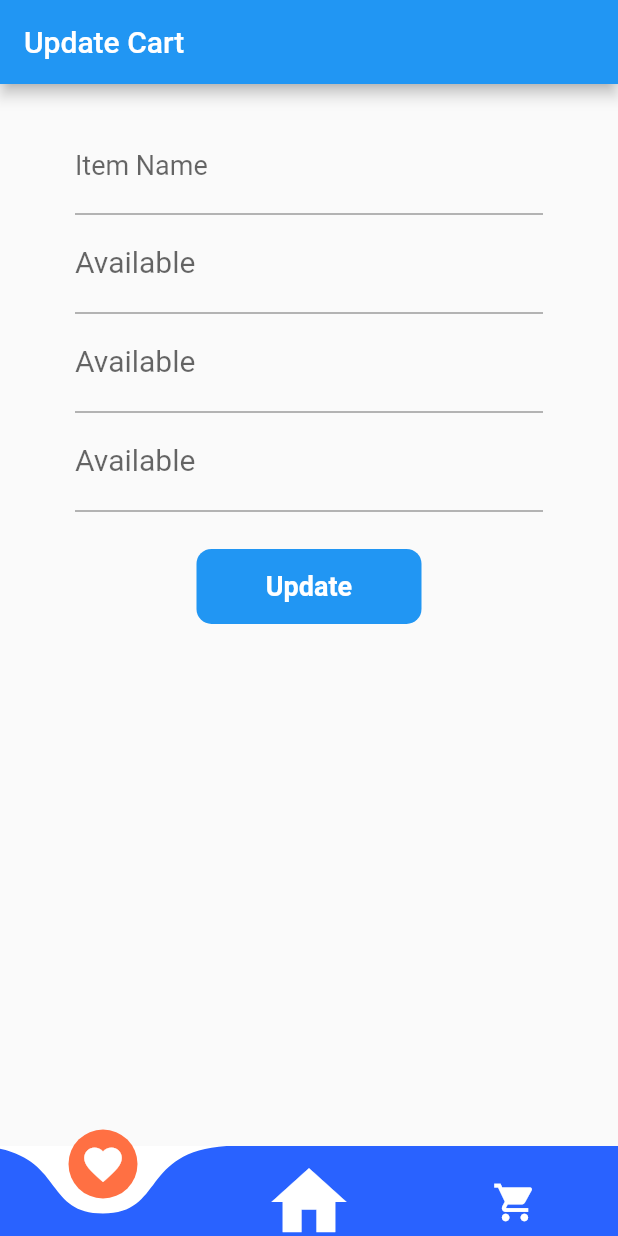
After one commit to yogeshsalve/mobileapp, a Flutter app: the UpdateCart screen opened directly, on a phone screen of 412 x 824 dp. The commit adds this screen. Run offline on Flutter 3.47's test engine with Material 2 defaults, Android fonts, the phone set to English and light mode, and no system bars; drawn by our look-alikes of curved_navigation_bar; our stand-ins replace date_field; network calls fail.

Commit message:
updae cart page added..

```diff
--- /dev/null
+++ b/lib/store/updatecart.dart
@@ -0,0 +1,360 @@
+import 'package:flutter/material.dart';
+import 'package:orderapp/bottomnavigation.dart';
+// import 'package:orderapp/bottomnavigation.dart';
+// import 'package:orderapp/drawerpages/cart.dart';
+// import 'package:orderapp/drawerpages/store.dart';
+// import 'package:http/http.dart' as http;
+
+class UpdateCart extends StatefulWidget {
+  const UpdateCart({Key? key}) : super(key: key);
+
+  @override
+  _UpdateCartState createState() => _UpdateCartState();
+}
+
+class _UpdateCartState extends State<UpdateCart> {
+  @override
+  Widget build(BuildContext context) {
+    Size size = MediaQuery.of(context).size;
+    // final args = ModalRoute.of(context)!.settings.arguments.toString();
+    return Scaffold(
+      appBar: AppBar(
+        title: Text("Update Cart"),
+        automaticallyImplyLeading: true,
+        // leading: IconButton(
+        //   icon: Icon(Icons.arrow_back),
+        //   onPressed: () => Navigator.push(
+        //     context,
+        //     MaterialPageRoute(builder: (context) => Store()),
+        //   ),
+        // ),
+      ),
+      bottomNavigationBar: BottomNavigation(),
+      body: Material(
+        child: SingleChildScrollView(
+          child: Column(
+            mainAxisAlignment: MainAxisAlignment.start,
+            children: <Widget>[
+              SizedBox(height: size.height * 0.03),
+              Container(
+                alignment: Alignment.center,
+                margin: EdgeInsets.symmetric(horizontal: 50),
+                child: TextFormField(
+                  // controller: myController1,
+                  // controller: passwordText,
+                  style: TextStyle(fontSize: 18),
+                  decoration: InputDecoration(labelText: "Item Name"),
+                ),
+              ),
+              //availabe
+              Container(
+                alignment: Alignment.center,
+                margin: EdgeInsets.symmetric(horizontal: 50),
+                child: TextFormField(
+                  // controller: myController2,
+                  // controller: passwordText,
+                  style: TextStyle(fontSize: 20),
+                  decoration: InputDecoration(labelText: "Available"),
+                ),
+              ),
+              //uom
+              Container(
+                alignment: Alignment.center,
+                margin: EdgeInsets.symmetric(horizontal: 50),
+                child: TextFormField(
+                  // controller: myController2,
+                  // controller: passwordText,
+                  style: TextStyle(fontSize: 20),
+                  decoration: InputDecoration(labelText: "Available"),
+                ),
+              ),
+              //quantity
+              Container(
+                alignment: Alignment.center,
+                margin: EdgeInsets.symmetric(horizontal: 50),
+                child: TextFormField(
+                  // controller: myController2,
+                  // controller: passwordText,
+                  style: TextStyle(fontSize: 20),
+                  decoration: InputDecoration(labelText: "Available"),
+                ),
+              ),
+
+              SizedBox(height: size.height * 0.03),
+              Material(
+                color: Colors.blue,
+                borderRadius: BorderRadius.circular(10),
+                child: InkWell(
+                  // onTap: () {
+                  //   // Navigator.of(context).pushReplacement(MaterialPageRoute(
+                  //   //     builder: (BuildContext context) => Cart()));
+                  //   cart(context);
+                  // },
+                  child: Container(
+                    width: 150,
+                    height: 50,
+                    alignment: Alignment.center,
+                    child: Text("Update",
+                        style: TextStyle(
+                            color: Colors.white,
+                            fontWeight: FontWeight.bold,
+                            fontSize: 18)),
+                  ),
+                ),
+              ),
+            ],
+          ),
+        ),
+      ),
+    );
+  }
+}
+
+// class UpdateCart extends StatefulWidget {
+//   // const BuyForm({Key? key}) : super(key: key);
+
+//   @override
+//   _UpdateCartState createState() => _UpdateCartState();
+// }
+
+// String? _value;
+
+// class _UpdateCatState extends State<UpdateCart> {
+//   // get myController => null;
+//   final myController1 = TextEditingController();
+//   final myController2 = TextEditingController();
+//   final myController3 = TextEditingController();
+//   final myController4 = TextEditingController();
+
+//   postData() async {
+//     //print('function executed successfully..!!');
+//     try {
+//       var response = await http
+//           .post(Uri.parse("http://yogeshsalve.com/API/addtocart.php"), body: {
+//         "item_name": myController1.text,
+//         "available": myController2.text,
+//         "uom": myController3.text,
+//         "quantity": myController4.text
+//       });
+//       print(response.body);
+//     } catch (e) {
+//       print(e);
+//     }
+//   }
+
+//   final _formKey = GlobalKey<FormState>();
+
+//   cart(BuildContext context) async {
+//     if (_formKey.currentState!.validate()) {
+//       // setState(() {
+//       //   changeButton = true;
+//       // });
+
+//       await Future.delayed(Duration(seconds: 2));
+//       postData();
+//       Navigator.of(context).pushReplacement(
+//           MaterialPageRoute(builder: (BuildContext context) => Cart()));
+//     }
+//   }
+
+//   @override
+//   Widget build(BuildContext context) {
+//     Size size = MediaQuery.of(context).size;
+//     // String abc=ModalRoute.of(context)!.settings.arguments;
+//     final args = ModalRoute.of(context)!.settings.arguments.toString();
+//     return Scaffold(
+//       appBar: AppBar(
+//         title: Text("Buy Form"),
+//         automaticallyImplyLeading: true,
+//         leading: IconButton(
+//           icon: Icon(Icons.arrow_back),
+//           onPressed: () => Navigator.push(
+//             context,
+//             MaterialPageRoute(builder: (context) => Store()),
+//           ),
+//         ),
+//       ),
+//       bottomNavigationBar: BottomNavigation(),
+//       body: Material(
+//         child: SingleChildScrollView(
+//           child: Form(
+//             key: _formKey,
+//             child: Column(
+//               mainAxisAlignment: MainAxisAlignment.start,
+//               children: <Widget>[
+//                 SizedBox(height: size.height * 0.03),
+//                 Container(
+//                   color: Colors.white,
+//                   alignment: Alignment.centerLeft,
+//                   padding: EdgeInsets.symmetric(horizontal: 40),
+//                   child: Center(
+//                     child: Text(
+//                       args,
+//                       style: TextStyle(
+//                           fontWeight: FontWeight.bold,
+//                           color: Color(0xFF2661FA),
+//                           fontSize: 22),
+//                     ),
+//                   ),
+//                 ),
+//                 SizedBox(height: size.height * 0.01),
+//                 Container(
+//                   alignment: Alignment.center,
+//                   margin: EdgeInsets.symmetric(horizontal: 50),
+//                   child: DropdownButton<String>(
+//                     isExpanded: true,
+//                     icon: Icon(Icons.arrow_drop_down_circle),
+//                     style: TextStyle(color: Colors.green, fontSize: 22),
+//                     // hint: Text("Select item"),
+//                     items: [
+//                       DropdownMenuItem<String>(
+//                         child: Text('Item 1'),
+//                         value: 'one',
+//                       ),
+//                       DropdownMenuItem<String>(
+//                         child: Text('Item 2'),
+//                         value: 'two',
+//                       ),
+//                       DropdownMenuItem<String>(
+//                         child: Text('Item 3'),
+//                         value: 'three',
+//                       ),
+//                     ],
+//                     onChanged: (String? value) {
+//                       setState(() {
+//                         _value = value;
+//                       });
+//                     },
+//                     hint: Text('Select Item'),
+//                     value: _value,
+//                   ),
+//                 ),
+//                 SizedBox(height: size.height * 0.01),
+//                 Container(
+//                   alignment: Alignment.center,
+//                   margin: EdgeInsets.symmetric(horizontal: 50),
+//                   child: DropdownButton<String>(
+//                     isExpanded: true,
+//                     icon: Icon(Icons.arrow_drop_down_circle),
+//                     style: TextStyle(color: Colors.green, fontSize: 22),
+//                     // hint: Text("Select item"),
+//                     items: [
+//                       DropdownMenuItem<String>(
+//                         child: Text('Item 1'),
+//                         value: 'one',
+//                       ),
+//                       DropdownMenuItem<String>(
+//                         child: Text('Item 2'),
+//                         value: 'two',
+//                       ),
+//                       DropdownMenuItem<String>(
+//                         child: Text('Item 3'),
+//                         value: 'three',
+//                       ),
+//                     ],
+//                     onChanged: (String? value) {
+//                       setState(() {
+//                         _value = value;
+//                       });
+//                     },
+//                     hint: Text('Select Item'),
+//                     value: _value,
+//                   ),
+//                 ),
+//                 SizedBox(height: size.height * 0.1),
+//                 Container(
+//                   alignment: Alignment.center,
+//                   margin: EdgeInsets.symmetric(horizontal: 50),
+//                   child: TextFormField(
+//                     controller: myController1,
+//                     // controller: passwordText,
+//                     style: TextStyle(fontSize: 18),
+//                     decoration: InputDecoration(labelText: "Item Name"),
+//                   ),
+//                 ),
+//                 // SizedBox(height: size.height * 0.01),
+//                 Container(
+//                   alignment: Alignment.center,
+//                   margin: EdgeInsets.symmetric(horizontal: 50),
+//                   child: TextFormField(
+//                     controller: myController2,
+//                     // controller: passwordText,
+//                     style: TextStyle(fontSize: 20),
+//                     decoration: InputDecoration(labelText: "Available"),
+//                   ),
+//                 ),
+//                 // SizedBox(height: size.height * 0.01),
+//                 Container(
+//                   alignment: Alignment.center,
+//                   margin: EdgeInsets.symmetric(horizontal: 50),
+//                   child: TextFormField(
+//                     controller: myController3,
+//                     // controller: passwordText,
+//                     style: TextStyle(fontSize: 18),
+//                     decoration: InputDecoration(labelText: "UOM"),
+//                     validator: (value) {
+//                       if (value!.isEmpty) {
+//                         return "Please select UOM";
+//                       }
+//                       return null;
+//                     },
+//                   ),
+//                 ),
+//                 // SizedBox(height: size.height * 0.01),
+//                 Container(
+//                   alignment: Alignment.center,
+//                   margin: EdgeInsets.symmetric(horizontal: 50),
+//                   child: TextFormField(
+//                     controller: myController4,
+//                     // controller: passwordText,
+//                     style: TextStyle(fontSize: 18),
+//                     decoration: InputDecoration(labelText: "Quantity"),
+//                     keyboardType: TextInputType.number,
+//                     validator: (value) {
+//                       if (value!.isEmpty) {
+//                         return "Please enter quantity";
+//                       }
+//                       return null;
+//                     },
+//                   ),
+//                 ),
+//                 Container(
+//                   alignment: Alignment.centerRight,
+//                   margin: EdgeInsets.symmetric(horizontal: 40, vertical: 5),
+//                   child: Text(
+//                     "Enter Quantity",
+//                     style: TextStyle(fontSize: 12, color: Color(0XFF2661FA)),
+//                   ),
+//                 ),
+//                 SizedBox(height: size.height * 0.03),
+//                 Material(
+//                   color: Colors.blue,
+//                   borderRadius: BorderRadius.circular(10),
+//                   child: InkWell(
+//                     onTap: () {
+//                       // Navigator.of(context).pushReplacement(MaterialPageRoute(
+//                       //     builder: (BuildContext context) => Cart()));
+//                       cart(context);
+//                     },
+//                     child: Container(
+//                       width: 150,
+//                       height: 50,
+//                       alignment: Alignment.center,
+//                       child: Text("Add To Cart",
+//                           style: TextStyle(
+//                               color: Colors.white,
+//                               fontWeight: FontWeight.bold,
+//                               fontSize: 18)),
+//                     ),
+//                   ),
+//                 ),
+//               ],
+//             ),
+//           ),
+//         ),
+//       ),
+//     );
+
+//     // child: Text(args),
+//   }
+// }
```
Also changed, not shown: lib/dashboard.dart (+4 -4 lines), lib/drawerpages/cart.dart (+82 -25 lines).
